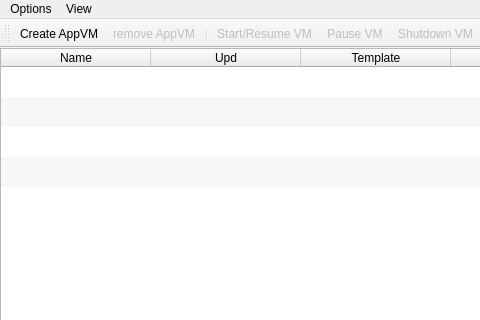
The window that mainwindow.ui (QubesOS/qubes-manager) describes before a commit, drawn with Qt 5; both pictures show x 0 to 480 and y 0 to 320 of the 821 by 600 pixel window.
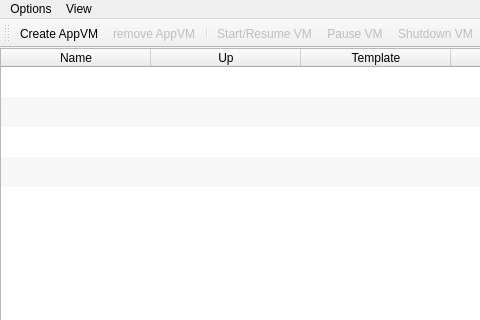
The same window after the commit. Icons and pictures are not drawn.

Commit message: Narrowed Upd column in main window. Fixed horizontal header size.

What changed in the file:
```diff
--- a/mainwindow.ui
+++ b/mainwindow.ui
@@ -150,7 +150,7 @@
       </column>
       <column>
        <property name="text">
-        <string>Upd</string>
+        <string>Up</string>
        </property>
        <property name="toolTip">
         <string>Update info</string>
```
The commit also changes 1 other file.
